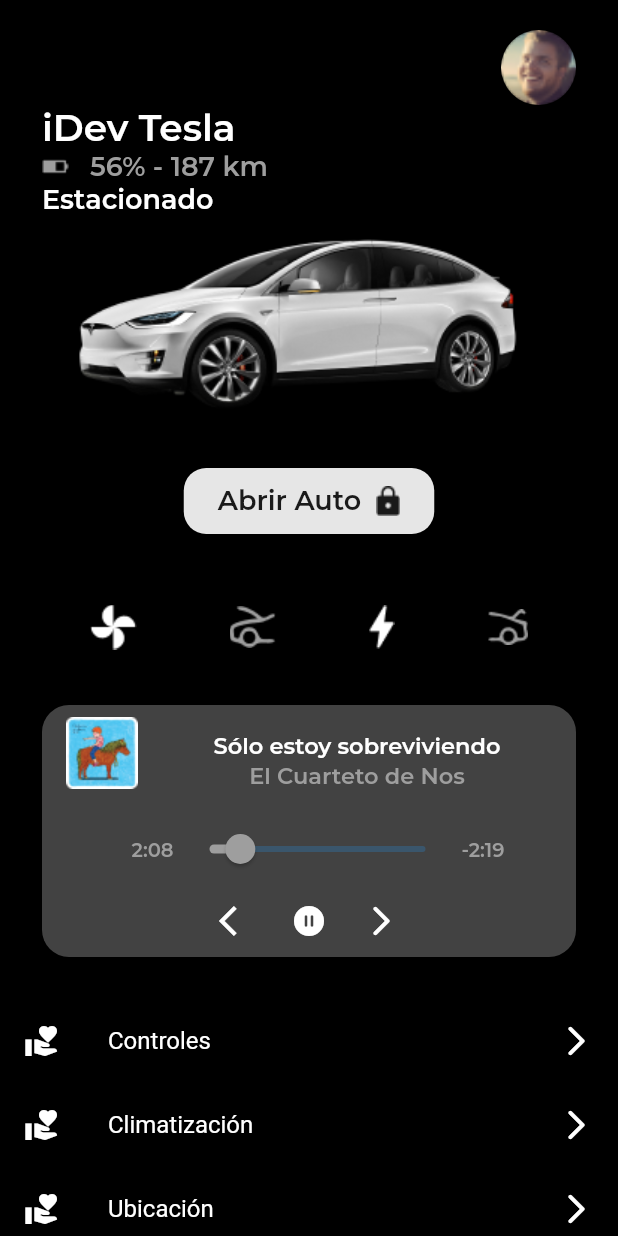
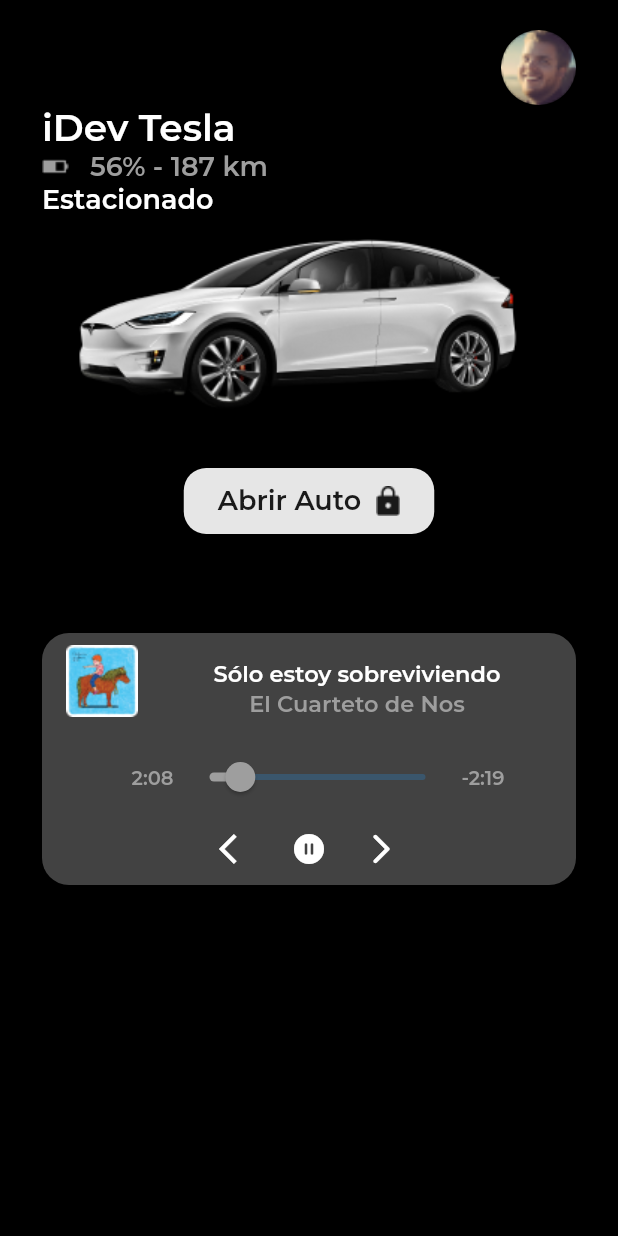
Before and after one commit to MateoOrtiz10/actividad_2, a Flutter app: the PrincipalScreen screen opened by its route, on a phone screen of 412 x 824 dp. Run offline on Flutter 3.47's test engine with Material 2 defaults, Android fonts, the light colour scheme and no system bars; our stand-ins replace animate_do, audioplayers.

Commit message:
Cambios en pantallas y pruebas

```diff
--- a/lib/screens/principal_screen.dart
+++ b/lib/screens/principal_screen.dart
@@ -14,11 +14,10 @@
         child: ListView(
           children: [
             Info(),
-            BarButton(),
             CardMusic(),
-            ListOption()
           ],
         ),
+
     )
     );
   }
--- a/lib/widgets/card_music.dart
+++ b/lib/widgets/card_music.dart
@@ -26,7 +26,7 @@
           const ListTile(
             leading: ImageMusic(),
             title: Text('Sólo estoy sobreviviendo', style: TextStyle(color: Colors.white, fontFamily: 'Montserrat', fontSize: 15),textAlign: TextAlign.center),
-            subtitle: Text('El Cuarteto de Nos', style: TextStyle(color: Colors.grey, fontFamily: 'Montserrat', fontSize: 15),textAlign: TextAlign.center),
+            subtitle: Text('El Cuarteto de Nos', style: TextStyle(color: Colors.grey, fontFamily: 'Montserrat', fontSize: 15), textAlign: TextAlign.center),
           ),
           Padding(
             padding: const EdgeInsets.only(left: 12),
@@ -54,7 +54,8 @@
               ],
             ),
           ),
-            Row(
+            Container(
+              child: Row(
                 mainAxisAlignment: MainAxisAlignment.center,
                 children: [
                   Row(
@@ -74,7 +75,8 @@
                   icon: Icon(Icons.arrow_forward_ios_rounded)
                   ),
               ],
-          )
+          ),
+          ),
         ],
       ),
     );
--- a/lib/widgets/list_option.dart
+++ /dev/null
@@ -1,29 +0,0 @@
-import 'package:flutter/material.dart';
-
-class ListOption extends StatelessWidget {
-  const ListOption({Key? key}) : super(key: key);
-
-  //Crear Lista constante
-  final options = const['Controles', 'Climatización', 'Ubicación', 'Convocar', 'Seguridad', 'Batería', 'Servicio', 'Actualizaciones'];
-
-  @override
-  Widget build(BuildContext context) {
-    return Column(
-        children: [
-
-          ...options.map(
-            (game) =>ListTile(
-              title: Text(game),
-              leading: Icon(Icons.volunteer_activism),
-              trailing: const Icon(Icons.arrow_forward_ios_rounded),
-            )
-            ).toList()
-
-
-          // ListTile(
-          //   title: Text('Hola Mundo'),
-          // )
-        ],
-      );
-  }
-}
--- a/lib/widgets/widgets.dart
+++ b/lib/widgets/widgets.dart
@@ -1,4 +1,4 @@
-export 'package:actividad_2/widgets/list_option.dart';
+
 export 'package:actividad_2/widgets/image_music.dart';
 export 'package:actividad_2/widgets/card_music.dart';
 export 'package:actividad_2/widgets/bar_buttons.dart';
```
Also changed, not shown: assets/images/car.png (added), assets/images/charge.png (added), assets/images/maintenance.png (added), assets/images/shield.png (added), assets/images/thermometer.png (added), assets/images/ubication.png (added), assets/images/updates.png (added), assets/images/wheel.png (added). Lines whose indentation alone changed are shown as unchanged.
